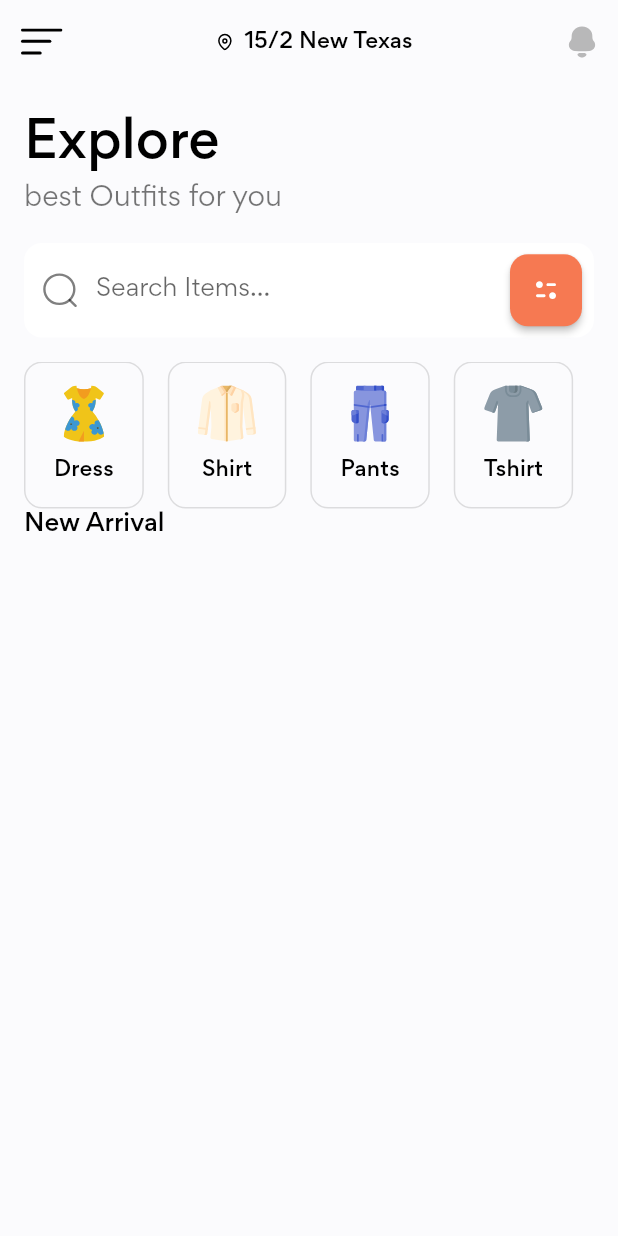
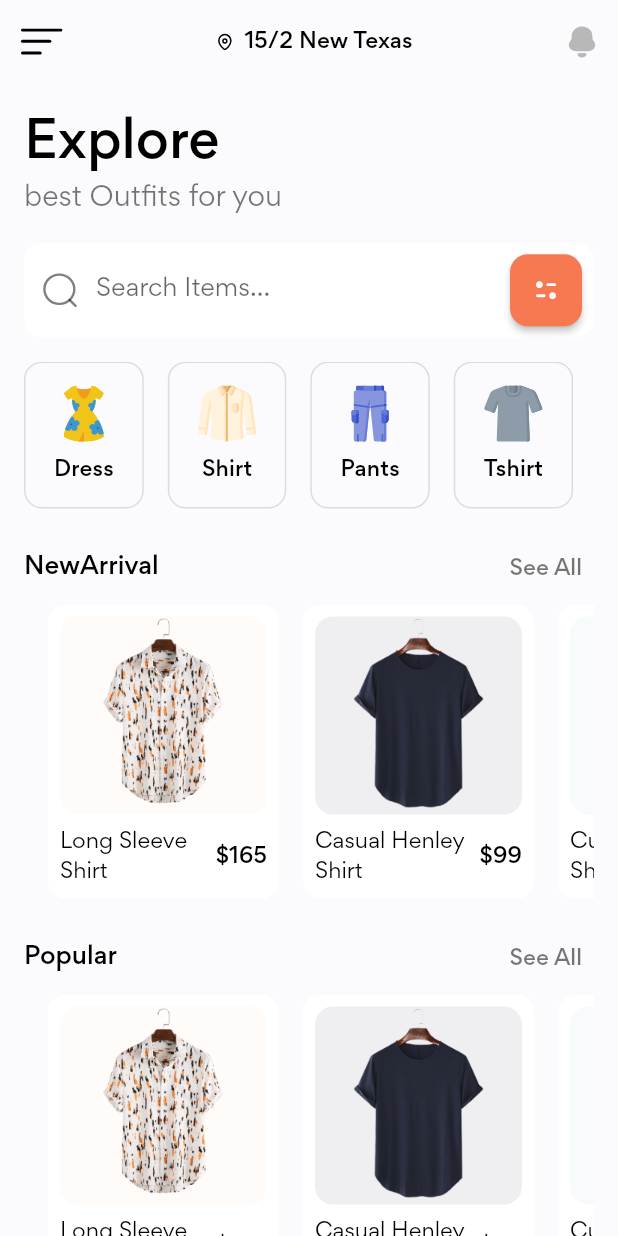
Before and after one commit to saki8661/flutter-ui, a Flutter app: the screen it shows after launch, on a phone screen of 412 x 824 dp. Run offline on Flutter 3.47's test engine with Material 2 defaults, Android fonts, the phone set to English and light mode, and no system bars; our stand-ins replace flutter_svg.

Commit message:
HomeScreen, DetailsScreen 완성

```diff
--- /dev/null
+++ b/lib/models/Product.dart
@@ -0,0 +1,40 @@
+import 'dart:ui';
+
+class Product {
+  final String image, title;
+  final int price;
+  final Color bgColor;
+
+  Product({
+    required this.image,
+    required this.title,
+    required this.price,
+    this.bgColor = const Color(0xFFEFEFF2),
+  });
+}
+
+List<Product> demo_product = [
+  Product(
+      image: "assets/images/product_0.png",
+      title: "Long Sleeve Shirt",
+      price: 165,
+    bgColor: const Color(0xFFFEFBF9),
+  ),
+  Product(
+    image: "assets/images/product_1.png",
+    title: "Casual Henley Shirt",
+    price: 99,
+  ),
+  Product(
+    image: "assets/images/product_2.png",
+    title: "Curved Hem Shirt",
+    price: 180,
+    bgColor: const Color(0xFFF8FBFB),
+  ),
+  Product(
+    image: "assets/images/product_3.png",
+    title: "Casual Nolin",
+    price: 149,
+    bgColor: const Color(0xFFEEEEED),
+  ),
+];
--- /dev/null
+++ b/lib/screens/home/components/Popular.dart
@@ -0,0 +1,40 @@
+import 'package:flutter/material.dart';
+import 'package:flutter_shop_ui/constants.dart';
+import 'package:flutter_shop_ui/models/Product.dart';
+import 'package:flutter_shop_ui/screens/home/components/product_card.dart';
+import 'package:flutter_shop_ui/screens/home/components/section_title.dart';
+
+class Popular extends StatelessWidget {
+  const Popular({Key? key}) : super(key: key);
+
+  @override
+  Widget build(BuildContext context) {
+    return Column(
+      children: [
+        SectionTitle(
+          title: "Popular",
+          pressSeeAll: () {},
+        ),
+        SingleChildScrollView(
+          scrollDirection: Axis.horizontal,
+          child: Row(
+            crossAxisAlignment: CrossAxisAlignment.start,
+            children: List.generate(
+              demo_product.length,
+                  (index) => Padding(
+                padding: const EdgeInsets.only(left: defaultPadding),
+                child: ProductCard(
+                  image: demo_product[index].image,
+                  title: demo_product[index].title,
+                  price: demo_product[index].price,
+                  bgColor: demo_product[index].bgColor,
+                  press: () {},
+                ),
+              ),
+            ),
+          ),
+        ),
+      ],
+    );
+  }
+}
--- /dev/null
+++ b/lib/screens/home/components/new_arrival.dart
@@ -0,0 +1,49 @@
+import 'package:flutter/material.dart';
+import 'package:flutter_shop_ui/constants.dart';
+import 'package:flutter_shop_ui/models/Product.dart';
+import 'package:flutter_shop_ui/screens/details/details_screen.dart';
+import 'package:flutter_shop_ui/screens/home/components/product_card.dart';
+import 'package:flutter_shop_ui/screens/home/components/section_title.dart';
+
+class NewArrival extends StatelessWidget {
+  const NewArrival({Key? key}) : super(key: key);
+
+  @override
+  Widget build(BuildContext context) {
+    return Column(
+      children: [
+        SectionTitle(
+          title: "NewArrival",
+          pressSeeAll: () {},
+        ),
+        SingleChildScrollView(
+          scrollDirection: Axis.horizontal,
+          child: Row(
+            crossAxisAlignment: CrossAxisAlignment.start,
+            children: List.generate(
+              demo_product.length,
+              (index) => Padding(
+                padding: const EdgeInsets.only(left: defaultPadding),
+                child: ProductCard(
+                  image: demo_product[index].image,
+                  title: demo_product[index].title,
+                  price: demo_product[index].price,
+                  bgColor: demo_product[index].bgColor,
+                  press: () {
+                    Navigator.push(
+                      context,
+                      MaterialPageRoute(
+                        builder: (context) =>
+                            DetailsScreen(product: demo_product[index]),
+                      ),
+                    );
+                  },
+                ),
+              ),
+            ),
+          ),
+        ),
+      ],
+    );
+  }
+}
--- /dev/null
+++ b/lib/screens/home/components/product_card.dart
@@ -0,0 +1,65 @@
+import 'package:flutter/material.dart';
+import 'package:flutter_shop_ui/constants.dart';
+
+class ProductCard extends StatelessWidget {
+  const ProductCard(
+      {Key? key,
+        required this.image,
+        required this.title,
+        required this.bgColor,
+        required this.price,
+        required this.press})
+      : super(key: key);
+
+  final String image, title;
+  final Color bgColor;
+  final int price;
+  final VoidCallback press;
+
+  @override
+  Widget build(BuildContext context) {
+    return GestureDetector(
+      onTap: press,
+      child: Container(
+        width: 154,
+        padding: const EdgeInsets.all(defaultPadding / 2),
+        decoration: const BoxDecoration(
+          color: Colors.white,
+          borderRadius: BorderRadius.all(Radius.circular(defaultBorderRadius)),
+        ),
+        child: Column(
+          children: [
+            Container(
+              width: double.infinity,
+              decoration: BoxDecoration(
+                color: bgColor,
+                borderRadius: const BorderRadius.all(
+                    Radius.circular(defaultBorderRadius)),
+              ),
+              child: Image.asset(
+                image,
+                height: 132,
+              ),
+            ),
+            const SizedBox(height: defaultPadding / 2),
+            Row(
+              children: [
+                Expanded(
+                  child: Text(
+                    title,
+                    style: const TextStyle(color: Colors.black),
+                  ),
+                ),
+                const SizedBox(width: defaultPadding / 4),
+                Text(
+                  "\$" + price.toString(),
+                  style: Theme.of(context).textTheme.titleSmall,
+                ),
+              ],
+            ),
+          ],
+        ),
+      ),
+    );
+  }
+}
--- /dev/null
+++ b/lib/screens/home/components/section_title.dart
@@ -0,0 +1,32 @@
+import 'package:flutter/material.dart';
+
+class SectionTitle extends StatelessWidget {
+  const SectionTitle({Key? key, required this.title, required this.pressSeeAll})
+      : super(key: key);
+
+  final String title;
+  final VoidCallback pressSeeAll;
+
+  @override
+  Widget build(BuildContext context) {
+    return Row(
+      mainAxisAlignment: MainAxisAlignment.spaceBetween,
+      children: [
+        Text(
+          title,
+          style: Theme.of(context)
+              .textTheme
+              .titleMedium!
+              .copyWith(color: Colors.black, fontWeight: FontWeight.w500),
+        ),
+        TextButton(
+          onPressed: pressSeeAll,
+          child: const Text(
+            "See All",
+            style: TextStyle(color: Colors.black54),
+          ),
+        ),
+      ],
+    );
+  }
+}
--- a/lib/screens/home/home_screen.dart
+++ b/lib/screens/home/home_screen.dart
@@ -1,8 +1,13 @@
 import 'package:flutter/material.dart';
 import 'package:flutter_shop_ui/constants.dart';
 import 'package:flutter_shop_ui/models/Category.dart';
+import 'package:flutter_shop_ui/models/Product.dart';
+import 'package:flutter_shop_ui/screens/home/components/Popular.dart';
 import 'package:flutter_shop_ui/screens/home/components/categories.dart';
+import 'package:flutter_shop_ui/screens/home/components/new_arrival.dart';
+import 'package:flutter_shop_ui/screens/home/components/product_card.dart';
 import 'package:flutter_shop_ui/screens/home/components/search_form.dart';
+import 'package:flutter_shop_ui/screens/home/components/section_title.dart';
 import 'package:flutter_svg/flutter_svg.dart';
 
 class HomeScreen extends StatelessWidget {
@@ -37,7 +42,7 @@ class HomeScreen extends StatelessWidget {
           ),
         ],
       ),
-      body: Padding(
+      body: SingleChildScrollView(
         padding: const EdgeInsets.all(defaultPadding),
         child: Column(
           crossAxisAlignment: CrossAxisAlignment.start,
@@ -58,317 +63,10 @@ class HomeScreen extends StatelessWidget {
               child: SearchForm(),
             ),
             const Categories(),
-            Row(
-              children: [
-                Text(
-                    "New Arrival",
-                  style: Theme.of(context)
-                      .textTheme
-                      .titleMedium!.copyWith(
-                    color: Colors.black,
-                    fontWeight: FontWeight.w500
-
-
-
-
-
-
-
-
-
-
-
-
-
-
-
-
-
-
-
-
-
-
-
-
-
-
-
-
-
-
-
-
-
-
-
-
-
-
-
-
-
-
-
-
-
-
-
-
-
-
-
-
-
-
-
-
-
-
-
-
-
-
-
-
-
-
-
-
-
-
-
-
-
-
-
-
-
-
-
-
-
-
-
-
-
-
-
-
-
-
-
-
-
-
-
-
-
-
-
-
-
-
-
-
-
-
-
-
-
-
-
-
-
-
-
-
-
-
-
-
-
-
-
-
-
-
-
-
-
-
-
-
-
-
-
-
-
-
-
-
-
-
-
-
-
-
-
-
-
-
-
-
-
-
-
-
-
-
-
-
-
-
-
-
-
-
-
-
-
-
-
-
-
-
-
-
-
-
-
-
-
-
-
-
-
-
-
-
-
-
-
-
-
-
-
-
-
-
-
-
-
-
-
-
-
-
-
-
-
-
-
-
-
-
-
-
-
-
-
-
-
-
-
-
-
-
-
-
-
-
-
-
-
-
-
-
-
-
-
-
-
-
-
-
-
-
-
-
-
-
-
-
-
-
-
-
-
-
-
-
-
-
-
-
-
-
-
-
-
-
-
-
-
-
-
-
-
-
-
-
-
-
-
-
-
-
-
-
-
-
-
-
-
-
-
-
-
-
-                  ),
-                ),
-              ],
-            ),
+            const SizedBox(height: defaultPadding),
+            const NewArrival(),
+            const SizedBox(height: defaultPadding),
+            const Popular(),
           ],
         ),
       ),
```
Also changed, not shown: lib/screens/details/components/color_dot.dart (added, +34 -0 lines), lib/screens/details/details_screen.dart (added, +128 -0 lines), 1 other file.
